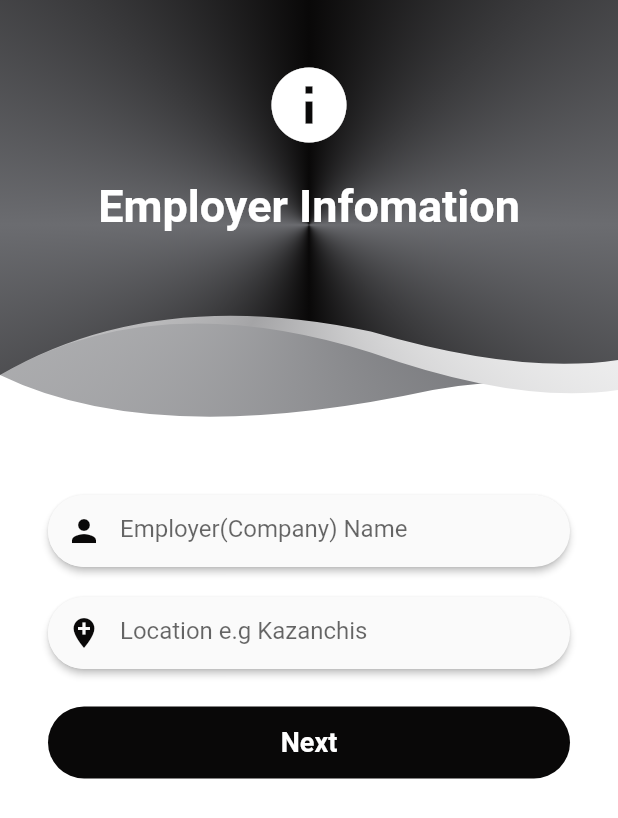
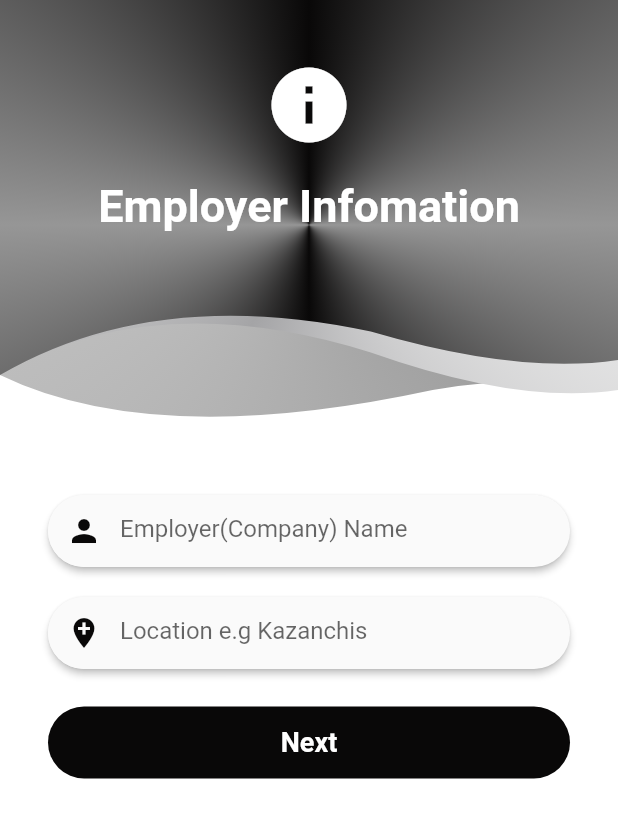
Before and after one commit to titusfrezer/Internship_platform, a Flutter app: the EmployerInfoPage screen opened directly, on a phone screen of 412 x 824 dp. Shown: the top 818 px of the screen. Run offline on Flutter 3.47's test engine with Material 2 defaults, Android fonts, the phone set to English and light mode, and no system bars; our stand-ins replace connectivity, file_picker, firebase_auth, firebase_database, firebase_messaging, firebase_storage and 6 more; missing offline and left inert: flutter_plugin_pdf_viewer; accounts and stored records are empty.

Commit message:
Revert "New intern UI update"
Token removed

```diff
--- a/lib/Intern/CategoryPage.dart
+++ b/lib/Intern/CategoryPage.dart
@@ -443,7 +443,7 @@ class _InternCategoryPageState extends State<InternCategoryPage> {
                                                 Icon(
                                                   Icons.signal_wifi_off,
                                                   size: 40,
-                                                  color: myColor.myBlack,
+                                                  color: myColor.myWhite,
                                                 ),
                                                 FlatButton(
                                                     shape:
@@ -484,7 +484,7 @@ class _InternCategoryPageState extends State<InternCategoryPage> {
                                                     child: Text('Retry',
                                                         style: TextStyle(
                                                             color: myColor
-                                                                .myBlack)))
+                                                                .myWhite)))
                                               ],
                                             ),
                                           );
@@ -673,7 +673,7 @@ class _InternCategoryPageState extends State<InternCategoryPage> {
                                                   child: Text('Retry',
                                                       style: TextStyle(
                                                           color:
-                                                              myColor.myBlack)))
+                                                              myColor.myWhite)))
                                             ],
                                           ),
                                         );
--- a/lib/Intern/MyProifle.dart
+++ b/lib/Intern/MyProifle.dart
@@ -324,10 +324,7 @@ class _MyProfileState extends State<MyProfile> {
                                       child: RaisedButton(
                                         color: myColor.myWhite,
                                         shape: RoundedRectangleBorder(
-                                            side: BorderSide(
-                                                color: Colors.black,
-                                                width: 1,
-                                                style: BorderStyle.solid),
+
                                             borderRadius:
                                                 BorderRadius.circular(50)),
                                         child: Text(
--- a/lib/Intern/jobDetail.dart
+++ b/lib/Intern/jobDetail.dart
@@ -163,7 +163,7 @@ class jobDetail extends StatelessWidget {
               alignment: Alignment.bottomCenter,
               child: Container(
                 decoration: BoxDecoration(
-                  color: myColor.myGreen,
+                  color: myColor.myDarkGrey,
                   borderRadius: BorderRadius.only(
                       topLeft: Radius.circular(
                         15,
--- a/lib/Utilities/variables.dart
+++ b/lib/Utilities/variables.dart
@@ -6,13 +6,13 @@ import 'package:internship_platform/Utilities/dbclient.dart';
 
 class myColor {
   static final Color myBlack = Color(0xff090808);
-  static final Color myWhite = Colors.white;
+  static final Color myWhite = Color(0xffF0F0F0);
   static final Color myLightGrey = Color(0xffA4A4A6);
-  static final Color myDarkGrey = Color(0xff6B6C70);
+  static final Color myDarkGrey = Color(0xff969696);
   static final Color myBackground = Color(0xff1A1A2E);
-  static final Color myGreen = Color(0xff41883C);
-  static final Color myBlue = Color(0xff3024AE);
-  static final Color myYellow = Color(0xffF6A435);
+  static final Color myGreen = Color(0xff5c7829);
+  static final Color myBlue = Color(0xff087099);
+  static final Color myYellow = Color(0xffF2AA4C);
 }
 
 bool autoValidate = false;
```
Also changed, not shown: lib/Intern/chooseJob.dart (+4 -15 lines), 1 other file.
